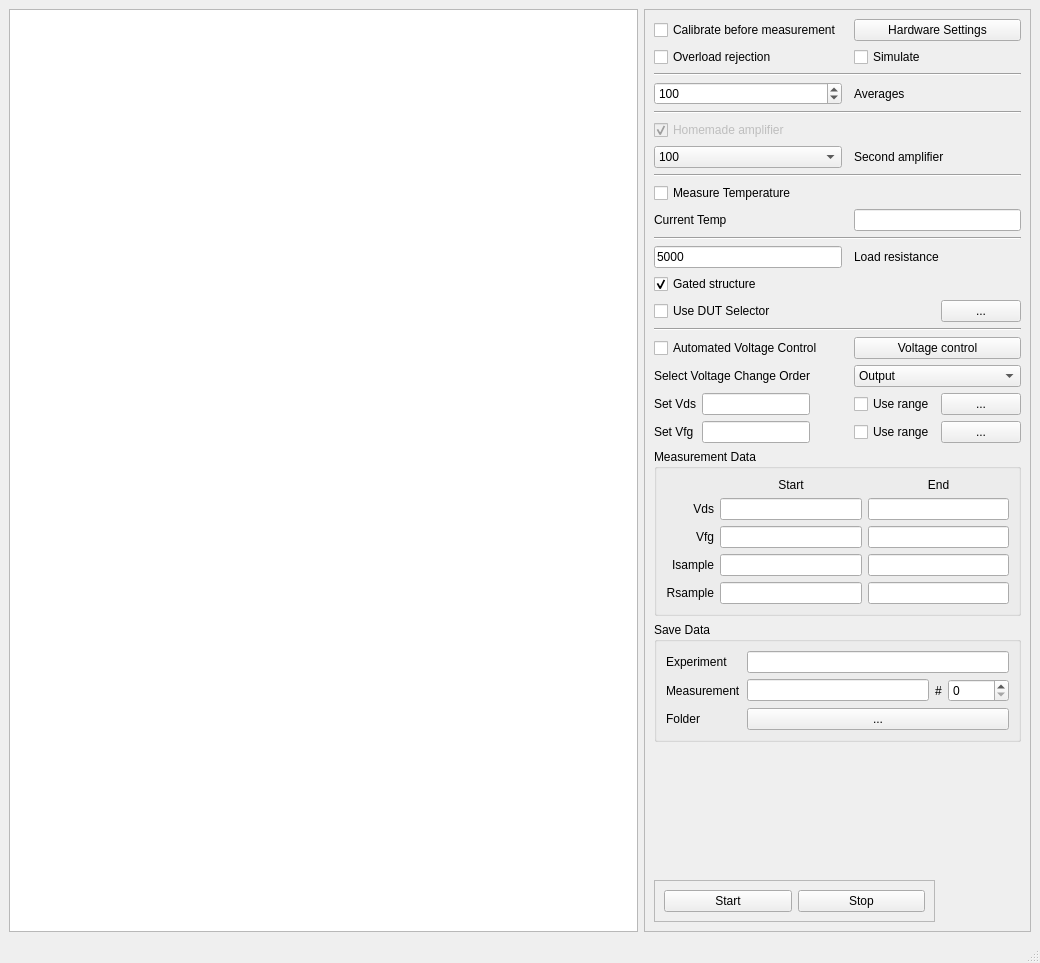
zigorrom/PyFANS, file PyFANS/UI_NoiseMeasurement_v3.ui: the form before one commit.
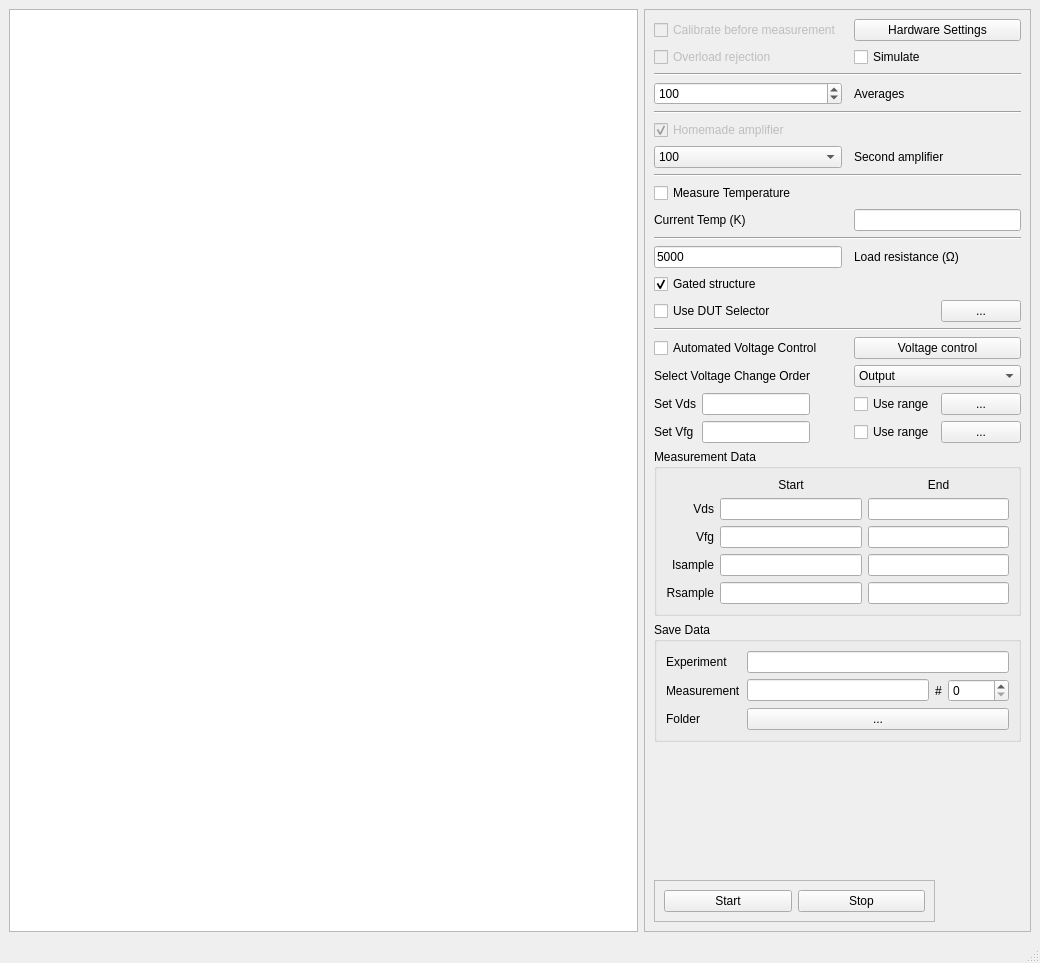
The form after the commit. Custom widgets are drawn as their Qt base class.

The edit to the form file:
```diff
--- a/PyFANS/UI_NoiseMeasurement_v3.ui
+++ b/PyFANS/UI_NoiseMeasurement_v3.ui
@@ -154,7 +154,7 @@
        <item row="11" column="5" colspan="2">
         <widget class="QLabel" name="label_4">
          <property name="text">
-          <string>Load resistance</string>
+          <string>Load resistance (Ω)</string>
          </property>
         </widget>
        </item>
@@ -171,7 +171,7 @@
        <item row="9" column="1" colspan="3">
         <widget class="QLabel" name="label_5">
          <property name="text">
-          <string>Current Temp</string>
+          <string>Current Temp (K)</string>
          </property>
         </widget>
        </item>
@@ -235,6 +235,9 @@
        </item>
        <item row="0" column="1" colspan="3">
         <widget class="QCheckBox" name="ui_calibrate">
+         <property name="enabled">
+          <bool>false</bool>
+         </property>
          <property name="text">
           <string>Calibrate before measurement</string>
          </property>
@@ -304,6 +307,9 @@
        </item>
        <item row="1" column="1" colspan="3">
         <widget class="QCheckBox" name="ui_overload_reject">
+         <property name="enabled">
+          <bool>false</bool>
+         </property>
          <property name="text">
           <string>Overload rejection</string>
          </property>
```
Left out of the diff: 18 changed lines with no effect on the pictures.
